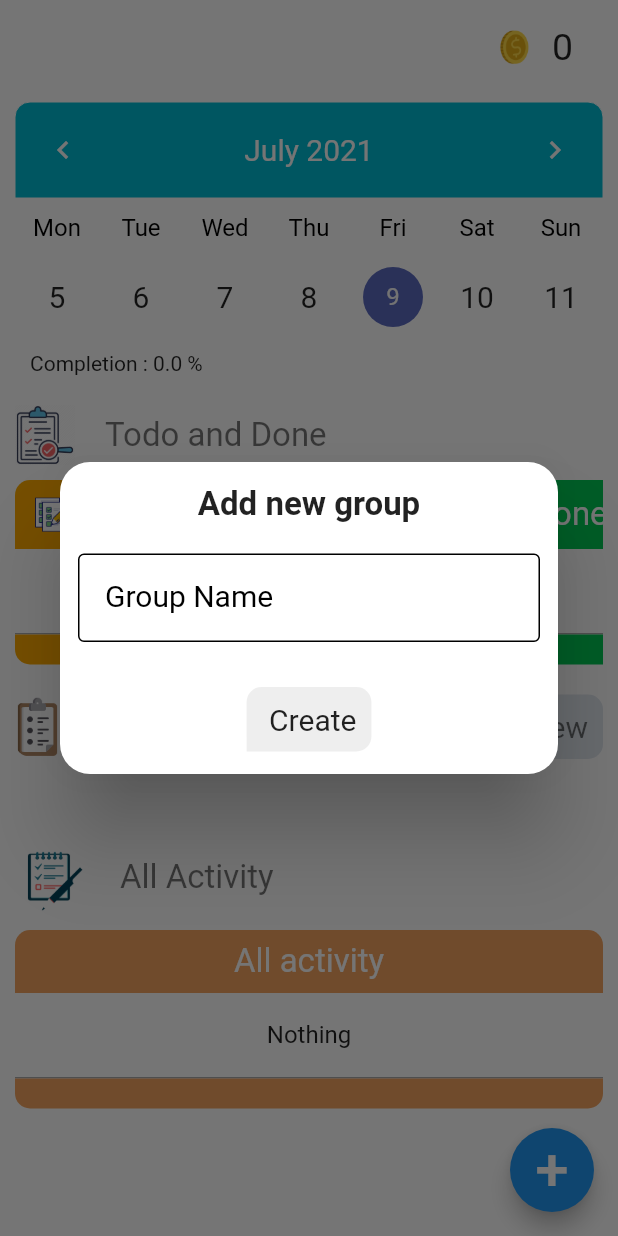
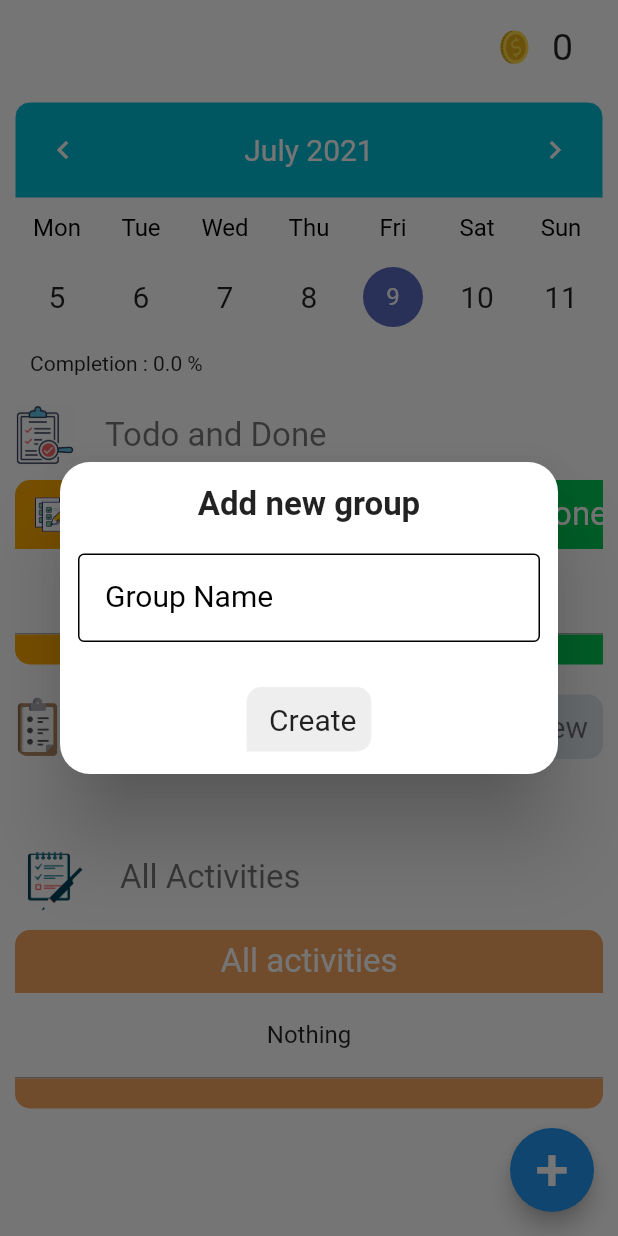
Before and after one commit to CongPhiNguyen/FocusAssists, a Flutter app: the JournalScreen screen opened directly, after a tap on "Add new", on a phone screen of 412 x 824 dp. Run offline on Flutter 3.47's test engine with Material 2 defaults, Android fonts, the phone set to English and light mode, and no system bars; drawn by our look-alikes of table_calendar; our stand-ins replace audioplayers, cloud_firestore, curved_navigation_bar, firebase_auth, firebase_core, firebase_storage and 14 more; missing offline and left inert: flutter_config, flutter_gifimage, flutter_volume_slider, simple_timer; accounts and stored records are empty; statements that could not run were skipped.

Commit message:
Chỉnh giao diện màn hình chính

```diff
--- a/focus_assists/lib/pages/statistic/journal_screen.dart
+++ b/focus_assists/lib/pages/statistic/journal_screen.dart
@@ -28,6 +28,8 @@ class _JournalScreenState extends State<JournalScreen> {
   DateTime _selectedDay;
 
   // Các biến để lưu dữ liệu các ngày
+  List<String> items1;
+  List<String> items;
   List<ToDo> toDos;
   List<String> allActivity, allActivityKey;
 
@@ -60,9 +62,13 @@ class _JournalScreenState extends State<JournalScreen> {
     _calendarFormat = CalendarFormat.week;
     _focusedDay = DateTime.now();
     _selectedDay = _focusedDay;
+    items1 = ["Chơi cờ vua", "Luyện tập code", "Cày game"];
     toDos = [
       ToDo(check: false, task: "Nothing", taskKey: 'None'),
     ];
+
+    items = [];
+    dataMap = {"Skip": 500, "Done": 322, "Fail": 112};
     allActivity = ["Nothing"];
     allActivityKey = ['None'];
     loadGold();
@@ -95,8 +101,13 @@ class _JournalScreenState extends State<JournalScreen> {
         setState(() {
           StaticData.Vang = database[0]['VANG'];
         });
+        print('vang' + database[0]['VANG'].toString());
+      } else {
+        print('bug1');
+        return;
       }
-    }
+    } else
+      print('bug2');
   }
 
   Future<void> getDoneTask() async {
@@ -104,6 +115,7 @@ class _JournalScreenState extends State<JournalScreen> {
     int selectedDay = dateTimeToInt(_selectedDay);
     database = await dbHelper.rawQuery(
         ''' select * from MUCTIEU where MAMUCTIEU in (select MAMUCTIEU from THONGKE where NGAYHOANTHANH=$selectedDay) and MANGUOIDUNG='$userID' ''');
+    print('Done task length ${database.length}');
     if (database.length == 0) {
       if (this.mounted) {
         setState(() {
@@ -165,6 +177,7 @@ class _JournalScreenState extends State<JournalScreen> {
           int val = int.parse(database[i]['KHOANGTHOIGIAN'].toString());
           Duration diff = start.difference(_selectedDay);
           if (diff.inDays % val == 0) {
+            print(val);
             if (this.mounted) {
               setState(() {
                 doneList.add(database[i]['TENMUCTIEU']);
@@ -371,6 +384,7 @@ class _JournalScreenState extends State<JournalScreen> {
           int val = int.parse(database[i]['KHOANGTHOIGIAN'].toString());
           Duration diff = start.difference(_selectedDay);
           if (diff.inDays % val == 0) {
+            print(val);
             if (this.mounted) {
               setState(() {
                 toDos.add(
@@ -396,6 +410,9 @@ class _JournalScreenState extends State<JournalScreen> {
     ];
     // Flexible Handler
     for (int i = 0; i < flexibleData.length; i++) {
+      // Rắc rối nhất là ở đây
+      // Lấy số lần đã làm trong tuần
+
       // Lấy thứ của ngày hiện tại
       String day = DateFormat('EEEE').format(_selectedDay);
       int indexOfDay = daysofWeek.indexOf(day);
@@ -407,6 +424,7 @@ class _JournalScreenState extends State<JournalScreen> {
       // Lấy từ đầu tuần tới cuối tuần của cái bảng thống kê để coi thử làm đc bao nhiêu lần rồi
       List<Map<String, dynamic>> data = await dbHelper.rawQuery(
           '''select count(*) as SOLAN from THONGKE where NGAYHOANTHANH>=$startOfWeek and NGAYHOANTHANH<=$endOfWeek and MAMUCTIEU='$key' ''');
+      print(data.toString());
       int count = 0;
       if (data.length == 0) {
         count = 0;
@@ -476,6 +494,7 @@ class _JournalScreenState extends State<JournalScreen> {
                       'NGAYHOANTHANH': dateTimeToInt(_selectedDay)
                     };
                     final id = await dbHelper.insert('THONGKE', row);
+                    print('inserted row id: $id');
                     getToDoList();
                     getDoneTask();
                   },
@@ -590,7 +609,7 @@ class _JournalScreenState extends State<JournalScreen> {
                 child:
                     Row(mainAxisAlignment: MainAxisAlignment.center, children: [
                   Text(
-                    "All activity",
+                    "All activities",
                     style: TextStyle(color: Colors.white, fontSize: 22),
                   ),
                 ]),
@@ -921,6 +940,14 @@ class _JournalScreenState extends State<JournalScreen> {
                   setState(() {
                     _selectedDay = selectedDay;
                     _focusedDay = focusedDay;
+                    if (_selectedDay == DateTime.utc(2021, 4, 25)) {
+                      setState(() {
+                        this.items = items1;
+                      });
+                    } else
+                      setState(() {
+                        this.items = [];
+                      });
                   });
                 }
 
@@ -949,6 +976,7 @@ class _JournalScreenState extends State<JournalScreen> {
                     : Colors.blueGrey[700],
               ),
             ),
+
             // Đây là các dòng chỉnh cái header ở trên của cái lịch
             headerStyle: HeaderStyle(
               decoration: BoxDecoration(
@@ -1059,6 +1087,7 @@ class _JournalScreenState extends State<JournalScreen> {
 
   Future<void> achiveNotification() async {
     int level = await getCurrentDoneLevel();
+    print('currentDoneLevel $level');
     if (level == 4) {
       if (this.mounted)
         setState(() {
@@ -1079,6 +1108,7 @@ class _JournalScreenState extends State<JournalScreen> {
 
     int levelNow = (done * 1.0 / targetToReach).floor();
     int achivedLevel = await getCurrentActivityLevel();
+    print('levelNow $levelNow');
     if (levelNow > achivedLevel) {
       if (this.mounted)
         setState(() {
@@ -1260,7 +1290,7 @@ class _JournalScreenState extends State<JournalScreen> {
                 width: 20,
               ),
               Text(
-                'All Activity',
+                'All Activities',
                 style: TextStyle(
                     fontSize: 22,
                     color: (!StaticData.isDarkMode)
```
